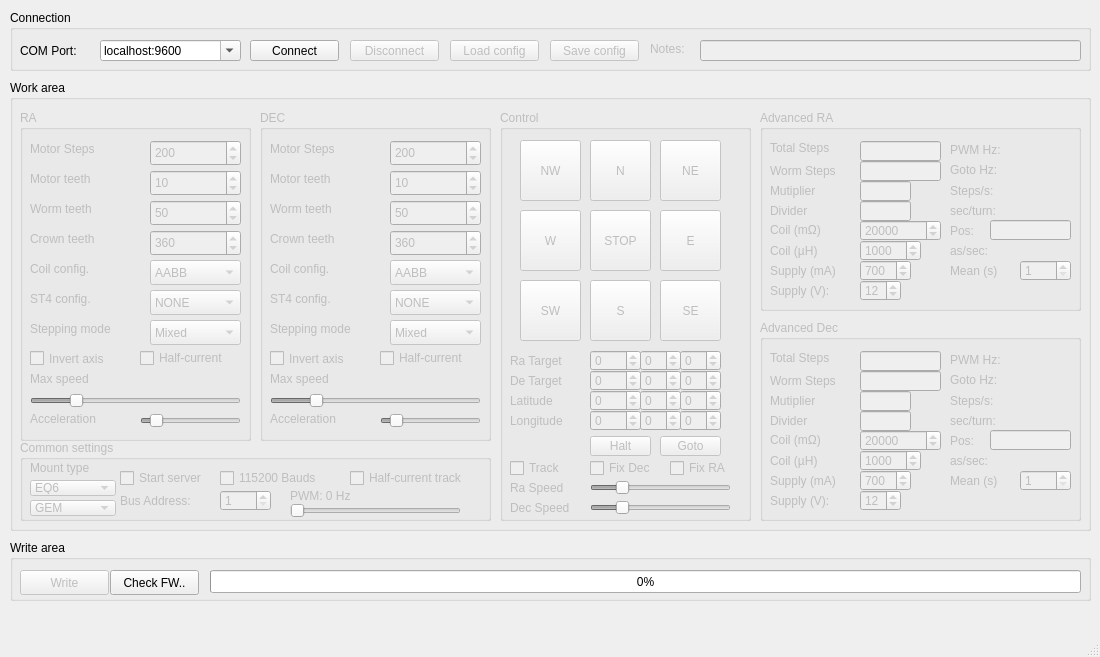
Before: the Qt Designer form mainwindow.ui in ahp-electronics/gt-configurator, drawn with Qt 5.
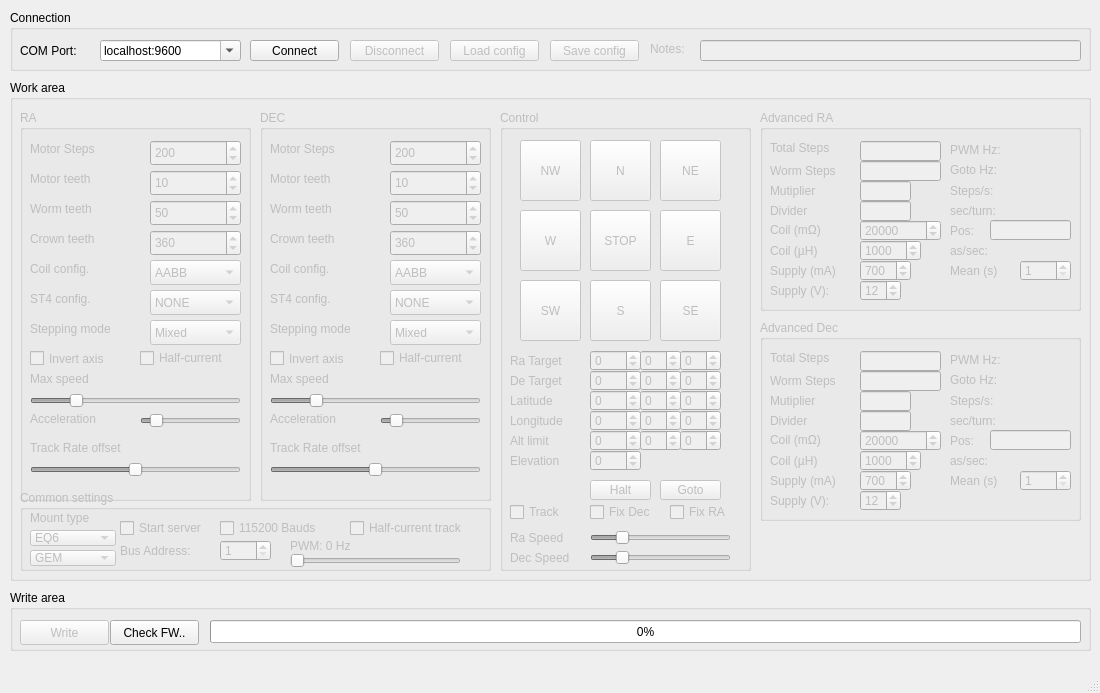
After: the same form once the commit is applied.

Commit message: Add limits and clock correction settings

```diff
--- a/mainwindow.ui
+++ b/mainwindow.ui
@@ -7,7 +7,7 @@
     <x>0</x>
     <y>0</y>
     <width>1100</width>
-    <height>657</height>
+    <height>693</height>
    </rect>
   </property>
   <widget class="QWidget" name="centralwidget">
@@ -20,7 +20,7 @@
       <x>10</x>
       <y>80</y>
       <width>1081</width>
-      <height>451</height>
+      <height>501</height>
      </rect>
     </property>
     <property name="contextMenuPolicy">
@@ -41,7 +41,7 @@
        <x>490</x>
        <y>30</y>
        <width>251</width>
-       <height>411</height>
+       <height>461</height>
       </rect>
      </property>
      <property name="title">
@@ -116,7 +116,7 @@
       <property name="geometry">
        <rect>
         <x>90</x>
-        <y>370</y>
+        <y>420</y>
         <width>141</width>
         <height>16</height>
        </rect>
@@ -144,7 +144,7 @@
       <property name="geometry">
        <rect>
         <x>10</x>
-        <y>370</y>
+        <y>420</y>
         <width>81</width>
         <height>16</height>
        </rect>
@@ -157,7 +157,7 @@
       <property name="geometry">
        <rect>
         <x>10</x>
-        <y>390</y>
+        <y>440</y>
         <width>81</width>
         <height>16</height>
        </rect>
@@ -170,7 +170,7 @@
       <property name="geometry">
        <rect>
         <x>90</x>
-        <y>390</y>
+        <y>440</y>
         <width>141</width>
         <height>16</height>
        </rect>
@@ -198,7 +198,7 @@
       <property name="geometry">
        <rect>
         <x>10</x>
-        <y>350</y>
+        <y>394</y>
         <width>71</width>
         <height>16</height>
        </rect>
@@ -211,7 +211,7 @@
       <property name="geometry">
        <rect>
         <x>160</x>
-        <y>326</y>
+        <y>370</y>
         <width>61</width>
         <height>20</height>
        </rect>
@@ -288,7 +288,7 @@
       <property name="geometry">
        <rect>
         <x>170</x>
-        <y>350</y>
+        <y>394</y>
         <width>71</width>
         <height>16</height>
        </rect>
@@ -353,7 +353,7 @@
       <property name="geometry">
        <rect>
         <x>90</x>
-        <y>350</y>
+        <y>394</y>
         <width>71</width>
         <height>16</height>
        </rect>
@@ -442,7 +442,7 @@
       <property name="geometry">
        <rect>
         <x>90</x>
-        <y>326</y>
+        <y>370</y>
         <width>61</width>
         <height>20</height>
        </rect>
@@ -591,237 +591,106 @@
        <string>Longitude</string>
       </property>
      </widget>
-    </widget>
-    <widget class="QGroupBox" name="commonSettings">
-     <property name="enabled">
-      <bool>false</bool>
-     </property>
-     <property name="geometry">
-      <rect>
-       <x>10</x>
-       <y>360</y>
-       <width>471</width>
-       <height>81</height>
-      </rect>
-     </property>
-     <property name="title">
-      <string>Common settings</string>
-     </property>
-     <widget class="QLabel" name="label_8">
+     <widget class="QSpinBox" name="Alt_2">
       <property name="geometry">
        <rect>
-        <x>10</x>
-        <y>20</y>
-        <width>81</width>
-        <height>16</height>
+        <x>180</x>
+        <y>320</y>
+        <width>41</width>
+        <height>21</height>
        </rect>
       </property>
-      <property name="text">
-       <string>Mount type</string>
+      <property name="minimum">
+       <number>-16777216</number>
       </property>
-     </widget>
-     <widget class="QComboBox" name="MountType">
-      <property name="geometry">
-       <rect>
-        <x>10</x>
-        <y>40</y>
-        <width>86</width>
-        <height>16</height>
-       </rect>
+      <property name="maximum">
+       <number>16777216</number>
       </property>
-      <item>
-       <property name="text">
-        <string>EQ6</string>
-       </property>
-      </item>
-      <item>
-       <property name="text">
-        <string>HEQ5</string>
-       </property>
-      </item>
-      <item>
-       <property name="text">
-        <string>EQ5</string>
-       </property>
-      </item>
-      <item>
-       <property name="text">
-        <string>EQ3</string>
-       </property>
-      </item>
-      <item>
-       <property name="text">
-        <string>EQ8</string>
-       </property>
-      </item>
-      <item>
-       <property name="text">
-        <string>AZEQ6</string>
-       </property>
-      </item>
-      <item>
-       <property name="text">
-        <string>AZEQ5</string>
-       </property>
-      </item>
-      <item>
-       <property name="text">
-        <string>GT</string>
-       </property>
-      </item>
-      <item>
-       <property name="text">
-        <string>MF</string>
-       </property>
-      </item>
-      <item>
-       <property name="text">
-        <string>114GT</string>
-       </property>
-      </item>
-      <item>
-       <property name="text">
-        <string>DOB</string>
-       </property>
-      </item>
-      <item>
-       <property name="text">
-        <string>Custom</string>
-       </property>
-      </item>
-     </widget>
-     <widget class="QLabel" name="PWMFreq_label">
-      <property name="geometry">
-       <rect>
-        <x>270</x>
-        <y>46</y>
-        <width>171</width>
-        <height>20</height>
-       </rect>
+      <property name="value">
+       <number>0</number>
       </property>
-      <property name="text">
-       <string>PWM: 0 Hz</string>
-      </property>
      </widget>
-     <widget class="QSlider" name="PWMFreq">
+     <widget class="QSpinBox" name="Alt_1">
       <property name="geometry">
        <rect>
-        <x>270</x>
-        <y>60</y>
-        <width>171</width>
+        <x>140</x>
+        <y>320</y>
+        <width>41</width>
         <height>21</height>
        </rect>
       </property>
       <property name="minimum">
-       <number>0</number>
+       <number>-16777216</number>
       </property>
       <property name="maximum">
-       <number>10</number>
+       <number>16777216</number>
       </property>
-      <property name="singleStep">
-       <number>1</number>
+      <property name="value">
+       <number>0</number>
       </property>
-      <property name="orientation">
-       <enum>Qt::Horizontal</enum>
-      </property>
-      <property name="tickPosition">
-       <enum>QSlider::NoTicks</enum>
-      </property>
      </widget>
-     <widget class="QComboBox" name="MountStyle">
+     <widget class="QSpinBox" name="Alt_0">
       <property name="geometry">
        <rect>
-        <x>10</x>
-        <y>60</y>
-        <width>86</width>
-        <height>16</height>
-       </rect>
-      </property>
-      <item>
-       <property name="text">
-        <string>GEM</string>
-       </property>
-      </item>
-      <item>
-       <property name="text">
-        <string>FORK</string>
-       </property>
-      </item>
-      <item>
-       <property name="text">
-        <string>AZEQ</string>
-       </property>
-      </item>
-     </widget>
-     <widget class="QSpinBox" name="Address">
-      <property name="geometry">
-       <rect>
-        <x>200</x>
-        <y>50</y>
+        <x>90</x>
+        <y>320</y>
         <width>51</width>
         <height>21</height>
        </rect>
       </property>
       <property name="minimum">
-       <number>1</number>
+       <number>-16777216</number>
       </property>
       <property name="maximum">
-       <number>127</number>
+       <number>16777216</number>
       </property>
       <property name="value">
-       <number>1</number>
+       <number>0</number>
       </property>
      </widget>
-     <widget class="QLabel" name="label_12">
+     <widget class="QLabel" name="Ra_Speed_label_6">
       <property name="geometry">
        <rect>
-        <x>100</x>
-        <y>51</y>
-        <width>91</width>
-        <height>20</height>
+        <x>10</x>
+        <y>320</y>
+        <width>71</width>
+        <height>21</height>
        </rect>
       </property>
       <property name="text">
-       <string>Bus Address:</string>
+       <string>Alt limit</string>
       </property>
      </widget>
-     <widget class="QCheckBox" name="Server">
+     <widget class="QLabel" name="Ra_Speed_label_7">
       <property name="geometry">
        <rect>
-        <x>100</x>
-        <y>30</y>
-        <width>101</width>
-        <height>16</height>
+        <x>10</x>
+        <y>340</y>
+        <width>71</width>
+        <height>21</height>
        </rect>
       </property>
       <property name="text">
-       <string>Start server</string>
+       <string>Elevation</string>
       </property>
      </widget>
-     <widget class="QCheckBox" name="HighBauds">
+     <widget class="QSpinBox" name="Elevation">
       <property name="geometry">
        <rect>
-        <x>200</x>
-        <y>30</y>
-        <width>121</width>
-        <height>16</height>
+        <x>90</x>
+        <y>340</y>
+        <width>51</width>
+        <height>21</height>
        </rect>
       </property>
-      <property name="text">
-       <string>115200 Bauds</string>
+      <property name="minimum">
+       <number>-16777216</number>
       </property>
-     </widget>
-     <widget class="QCheckBox" name="HalfCurrent">
-      <property name="geometry">
-       <rect>
-        <x>330</x>
-        <y>30</y>
-        <width>141</width>
-        <height>16</height>
-       </rect>
+      <property name="maximum">
+       <number>16777216</number>
       </property>
-      <property name="text">
-       <string>Half-current track</string>
+      <property name="value">
+       <number>0</number>
       </property>
      </widget>
     </widget>
@@ -1576,7 +1445,7 @@
        <x>10</x>
        <y>30</y>
        <width>231</width>
-       <height>331</height>
+       <height>391</height>
       </rect>
      </property>
      <property name="title">
@@ -1932,6 +1801,47 @@
        <string>Half-current</string>
       </property>
      </widget>
+     <widget class="QSlider" name="TrackRate_0">
+      <property name="geometry">
+       <rect>
+        <x>10</x>
+        <y>350</y>
+        <width>211</width>
+        <height>20</height>
+       </rect>
+      </property>
+      <property name="minimum">
+       <number>-100</number>
+      </property>
+      <property name="maximum">
+       <number>100</number>
+      </property>
+      <property name="value">
+       <number>0</number>
+      </property>
+      <property name="orientation">
+       <enum>Qt::Horizontal</enum>
+      </property>
+      <property name="tickPosition">
+       <enum>QSlider::NoTicks</enum>
+      </property>
+      <property name="tickInterval">
+       <number>50</number>
+      </property>
+     </widget>
+     <widget class="QLabel" name="TrackRate_label_0">
+      <property name="geometry">
+       <rect>
+        <x>10</x>
+        <y>330</y>
+        <width>211</width>
+        <height>16</height>
+       </rect>
+      </property>
+      <property name="text">
+       <string>Track Rate offset</string>
+      </property>
+     </widget>
     </widget>
     <widget class="QGroupBox" name="DEC">
      <property name="enabled">
@@ -1942,7 +1852,7 @@
        <x>250</x>
        <y>30</y>
        <width>231</width>
-       <height>331</height>
+       <height>391</height>
       </rect>
      </property>
      <property name="title">
@@ -2298,6 +2208,47 @@
        <string>Half-current</string>
       </property>
      </widget>
+     <widget class="QLabel" name="TrackRate_label_1">
+      <property name="geometry">
+       <rect>
+        <x>10</x>
+        <y>330</y>
+        <width>211</width>
+        <height>16</height>
+       </rect>
+      </property>
+      <property name="text">
+       <string>Track Rate offset</string>
+      </property>
+     </widget>
+     <widget class="QSlider" name="TrackRate_1">
+      <property name="geometry">
+       <rect>
+        <x>10</x>
+        <y>350</y>
+        <width>211</width>
+        <height>20</height>
+       </rect>
+      </property>
+      <property name="minimum">
+       <number>-100</number>
+      </property>
+      <property name="maximum">
+       <number>100</number>
+      </property>
+      <property name="value">
+       <number>0</number>
+      </property>
+      <property name="orientation">
+       <enum>Qt::Horizontal</enum>
+      </property>
+      <property name="tickPosition">
+       <enum>QSlider::NoTicks</enum>
+      </property>
+      <property name="tickInterval">
+       <number>50</number>
+      </property>
+     </widget>
     </widget>
    </widget>
    <widget class="QGroupBox" name="Connection">
@@ -2439,7 +2390,7 @@
     <property name="geometry">
      <rect>
       <x>10</x>
-      <y>540</y>
+      <y>590</y>
       <width>1081</width>
       <height>61</height>
      </rect>
@@ -2490,6 +2441,239 @@
      </property>
     </widget>
    </widget>
+   <widget class="QGroupBox" name="commonSettings">
+    <property name="enabled">
+     <bool>false</bool>
+    </property>
+    <property name="geometry">
+     <rect>
+      <x>20</x>
+      <y>490</y>
+      <width>471</width>
+      <height>81</height>
+     </rect>
+    </property>
+    <property name="title">
+     <string>Common settings</string>
+    </property>
+    <widget class="QLabel" name="label_8">
+     <property name="geometry">
+      <rect>
+       <x>10</x>
+       <y>20</y>
+       <width>81</width>
+       <height>16</height>
+      </rect>
+     </property>
+     <property name="text">
+      <string>Mount type</string>
+     </property>
+    </widget>
+    <widget class="QComboBox" name="MountType">
+     <property name="geometry">
+      <rect>
+       <x>10</x>
+       <y>40</y>
+       <width>86</width>
+       <height>16</height>
+      </rect>
+     </property>
+     <item>
+      <property name="text">
+       <string>EQ6</string>
+      </property>
+     </item>
+     <item>
+      <property name="text">
+       <string>HEQ5</string>
+      </property>
+     </item>
+     <item>
+      <property name="text">
+       <string>EQ5</string>
+      </property>
+     </item>
+     <item>
+      <property name="text">
+       <string>EQ3</string>
+      </property>
+     </item>
+     <item>
+      <property name="text">
+       <string>EQ8</string>
+      </property>
+     </item>
+     <item>
+      <property name="text">
+       <string>AZEQ6</string>
+      </property>
+     </item>
+     <item>
+      <property name="text">
+       <string>AZEQ5</string>
+      </property>
+     </item>
+     <item>
+      <property name="text">
+       <string>GT</string>
+      </property>
+     </item>
+     <item>
+      <property name="text">
+       <string>MF</string>
+      </property>
+     </item>
+     <item>
+      <property name="text">
+       <string>114GT</string>
+      </property>
+     </item>
+     <item>
+      <property name="text">
+       <string>DOB</string>
+      </property>
+     </item>
+     <item>
+      <property name="text">
+       <string>Custom</string>
+      </property>
+     </item>
+    </widget>
+    <widget class="QLabel" name="PWMFreq_label">
+     <property name="geometry">
+      <rect>
+       <x>270</x>
+       <y>46</y>
+       <width>171</width>
+       <height>20</height>
+      </rect>
+     </property>
+     <property name="text">
+      <string>PWM: 0 Hz</string>
+     </property>
+    </widget>
+    <widget class="QSlider" name="PWMFreq">
+     <property name="geometry">
+      <rect>
+       <x>270</x>
+       <y>60</y>
+       <width>171</width>
+       <height>21</height>
+      </rect>
+     </property>
+     <property name="minimum">
+      <number>0</number>
+     </property>
+     <property name="maximum">
+      <number>10</number>
+     </property>
+     <property name="singleStep">
+      <number>1</number>
+     </property>
+     <property name="orientation">
+      <enum>Qt::Horizontal</enum>
+     </property>
+     <property name="tickPosition">
+      <enum>QSlider::NoTicks</enum>
+     </property>
+    </widget>
+    <widget class="QComboBox" name="MountStyle">
+     <property name="geometry">
+      <rect>
+       <x>10</x>
+       <y>60</y>
+       <width>86</width>
+       <height>16</height>
+      </rect>
+     </property>
+     <item>
+      <property name="text">
+       <string>GEM</string>
+      </property>
+     </item>
+     <item>
+      <property name="text">
+       <string>FORK</string>
+      </property>
+     </item>
+     <item>
+      <property name="text">
+       <string>AZEQ</string>
+      </property>
+     </item>
+    </widget>
+    <widget class="QSpinBox" name="Address">
+     <property name="geometry">
+      <rect>
+       <x>200</x>
+       <y>50</y>
+       <width>51</width>
+       <height>21</height>
+      </rect>
+     </property>
+     <property name="minimum">
+      <number>1</number>
+     </property>
+     <property name="maximum">
+      <number>127</number>
+     </property>
+     <property name="value">
+      <number>1</number>
+     </property>
+    </widget>
+    <widget class="QLabel" name="label_12">
+     <property name="geometry">
+      <rect>
+       <x>100</x>
+       <y>51</y>
+       <width>91</width>
+       <height>20</height>
+      </rect>
+     </property>
+     <property name="text">
+      <string>Bus Address:</string>
+     </property>
+    </widget>
+    <widget class="QCheckBox" name="Server">
+     <property name="geometry">
+      <rect>
+       <x>100</x>
+       <y>30</y>
+       <width>101</width>
+       <height>16</height>
+      </rect>
+     </property>
+     <property name="text">
+      <string>Start server</string>
+     </property>
+    </widget>
+    <widget class="QCheckBox" name="HighBauds">
+     <property name="geometry">
+      <rect>
+       <x>200</x>
+       <y>30</y>
+       <width>121</width>
+       <height>16</height>
+      </rect>
+     </property>
+     <property name="text">
+      <string>115200 Bauds</string>
+     </property>
+    </widget>
+    <widget class="QCheckBox" name="HalfCurrent">
+     <property name="geometry">
+      <rect>
+       <x>330</x>
+       <y>30</y>
+       <width>141</width>
+       <height>16</height>
+      </rect>
+     </property>
+     <property name="text">
+      <string>Half-current track</string>
+     </property>
+    </widget>
+   </widget>
   </widget>
   <widget class="QMenuBar" name="menubar">
    <property name="geometry">
```
The commit also changes 2 other files.
